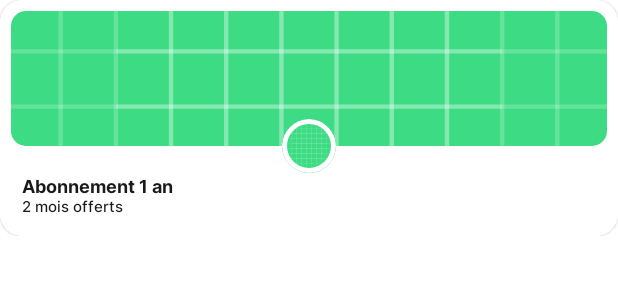
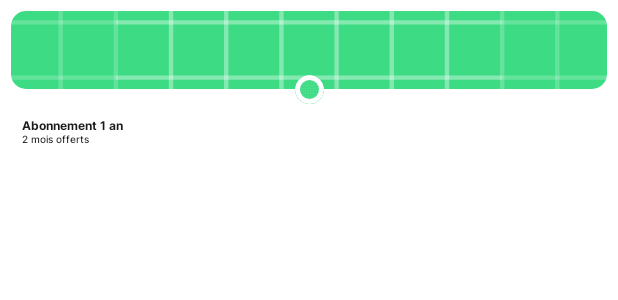
Before and after one commit to MaxLepan/yapadsou, an Android app built with Jetpack Compose: the @Preview function ProductCardPreview, on a phone screen of 412 x 824 dp. Shown: the top 300 px of the screen. Run offline under Robolectric (Android 15) with nearby library versions, the phone set to English and light mode, and no system bars.

```diff
--- a/app/src/main/java/com/maxlepan/yapadsou/MainActivity.kt
+++ b/app/src/main/java/com/maxlepan/yapadsou/MainActivity.kt
@@ -11,6 +11,7 @@ import androidx.compose.ui.Modifier
 import androidx.compose.ui.tooling.preview.Preview
 import com.maxlepan.yapadsou.modules.Connection.ConnectionView
 import com.maxlepan.yapadsou.modules.Home.Home
+import com.maxlepan.yapadsou.modules.Onboarding.OnboardingView
 import com.maxlepan.yapadsou.ui.theme.YapadsouTheme
 
 class MainActivity : ComponentActivity() {
@@ -23,8 +24,7 @@ class MainActivity : ComponentActivity() {
                     modifier = Modifier.fillMaxSize(),
                     color = MaterialTheme.colors.background
                 ) {
-                    Home()
-                    //ConnectionView()
+                    ConnectionView()
                 }
             }
         }
--- a/app/src/main/java/com/maxlepan/yapadsou/modules/Connection/ConnectionView.kt
+++ b/app/src/main/java/com/maxlepan/yapadsou/modules/Connection/ConnectionView.kt
@@ -33,7 +33,7 @@ fun ConnectionView() {
     ) {
         NavHost(navController = navController, startDestination = "onboarding") {
             composable("onboarding") {
-                OnboardingView() {
+                OnboardingView{
                     navController.navigate("register")
                 }
             }
--- a/app/src/main/java/com/maxlepan/yapadsou/ui/components/ProductCard.kt
+++ b/app/src/main/java/com/maxlepan/yapadsou/ui/components/ProductCard.kt
@@ -21,15 +21,24 @@ import androidx.compose.ui.unit.Dp
 import androidx.compose.ui.unit.dp
 import androidx.compose.ui.unit.sp
 import com.maxlepan.yapadsou.R
+import com.maxlepan.yapadsou.ui.theme.Inter
 import com.maxlepan.yapadsou.ui.theme.Typography
 import kotlin.text.Typography
 
 @Composable
-fun ProductCard(title:String, subTitle:String, imageProduct:Int, iconUser:Int) {
+fun ProductCard(title:String, subTitle:String, imageProduct:Int, iconUser:Int, height: Int) {
+    Column (
+        modifier = Modifier
+            .padding(bottom = 5.dp)
+            .fillMaxWidth()
+            .height(height = (height + 5).dp)
+            ){
         Card(
+            elevation = 0.dp,
+            backgroundColor = Color.White,
             shape = RoundedCornerShape(15.dp),
             modifier = Modifier
-            .height(height = 157.dp)
+                .height(height = (height*0.8 + height * 20/height).dp)
                 .fillMaxWidth()
         ) {
             Column(
@@ -44,7 +53,7 @@ fun ProductCard(title:String, subTitle:String, imageProduct:Int, iconUser:Int) {
                 Box(
                     modifier = Modifier
                         .fillMaxWidth()
-                    .height(108.dp)
+                        .height((height/2 + (height/10)).dp)
                 ){
                     Image(
                         painter = painterResource(id = imageProduct),
@@ -53,7 +62,7 @@ fun ProductCard(title:String, subTitle:String, imageProduct:Int, iconUser:Int) {
                         contentScale = ContentScale.Crop,
                         modifier = Modifier
                             .fillMaxWidth()
-                        .height(height = 90.dp)
+                            .height(height = (height/2).dp)
                             .clip(shape = RoundedCornerShape(10.dp))
                     )
                     Image(
@@ -61,30 +70,38 @@ fun ProductCard(title:String, subTitle:String, imageProduct:Int, iconUser:Int) {
                         contentDescription = "logo",
                         modifier = Modifier
                             .clip(CircleShape)
-                        .size(size = 36.dp)
+                            .size(size = (height/5.5).dp)
                             .align(Alignment.BottomCenter)
                             .border(3.dp, Color.White, CircleShape)
                     )
                 }
                 Column(
                     modifier = Modifier
-                    .padding(start = 7.dp, bottom = 5.dp, end = 7.dp)
+                        .padding(start = 7.dp, end = 7.dp)
                 ) {
                     Text(
                         text = title,
                         color = Color(0xff1b191a),
-                    style = Typography.body2,
+                        style = TextStyle(
+                            fontFamily = Inter,
+                            fontSize = (height/13).sp,
+                            fontWeight = FontWeight.Bold
+                        ),
                         modifier = Modifier
                             .fillMaxWidth()
                     )
                     Text(
                         text = subTitle,
                         color = Color(0xff1b191a),
-                    style = Typography.caption,
+                        style = TextStyle(
+                            fontFamily = Inter,
+                            fontSize = (height/15.7).sp,
+                            fontWeight = FontWeight.Medium
+                        ),
                         modifier = Modifier
                             .fillMaxWidth()
-                        .height(height = 13.dp)
                     )
+                }
             }
         }
     }
@@ -93,5 +110,5 @@ fun ProductCard(title:String, subTitle:String, imageProduct:Int, iconUser:Int) {
 @Preview(showBackground = false)
 @Composable
 fun ProductCardPreview() {
-    ProductCard("Abonnement 1 an", "2 mois offerts", R.drawable.ic_launcher_background, R.drawable.ic_launcher_background)
+    ProductCard("Abonnement 1 an", "2 mois offerts", R.drawable.ic_launcher_background, R.drawable.ic_launcher_background, 105)
 }
```
Also changed, not shown: app/src/main/java/com/maxlepan/yapadsou/modules/Home/Home.kt (+4 -3 lines), app/src/main/java/com/maxlepan/yapadsou/modules/Onboarding/OnboardingView.kt (+33 -39 lines), app/src/main/java/com/maxlepan/yapadsou/ui/components/blue-button.kt (+7 -4 lines). Lines whose indentation alone changed are shown as unchanged.
